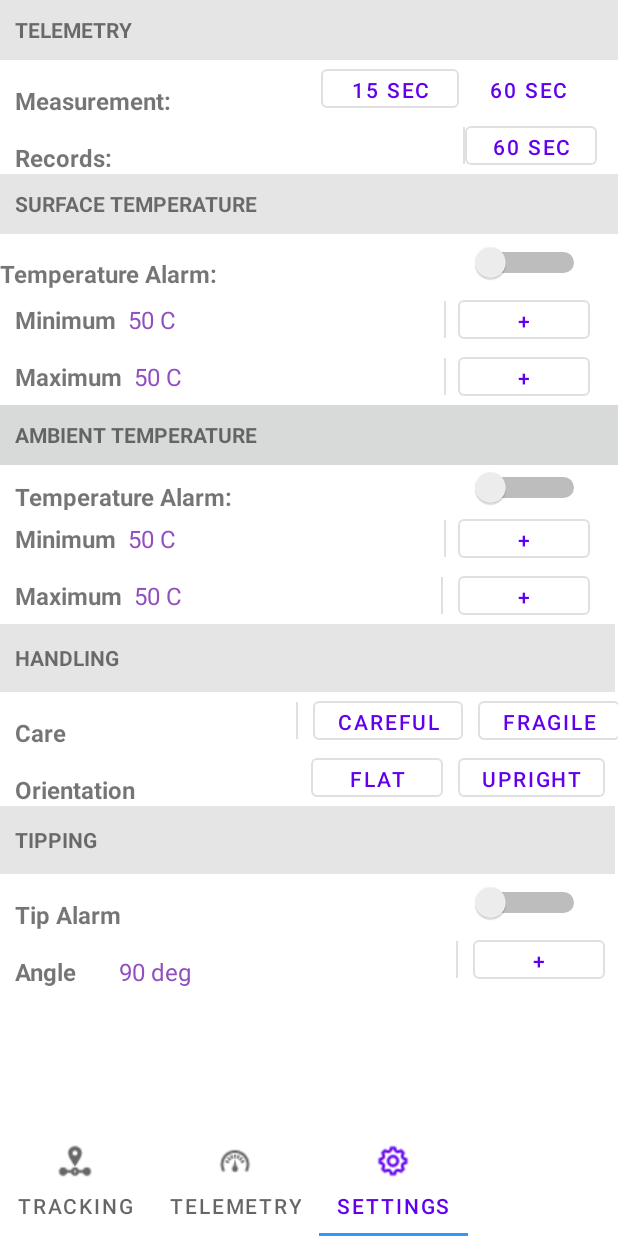
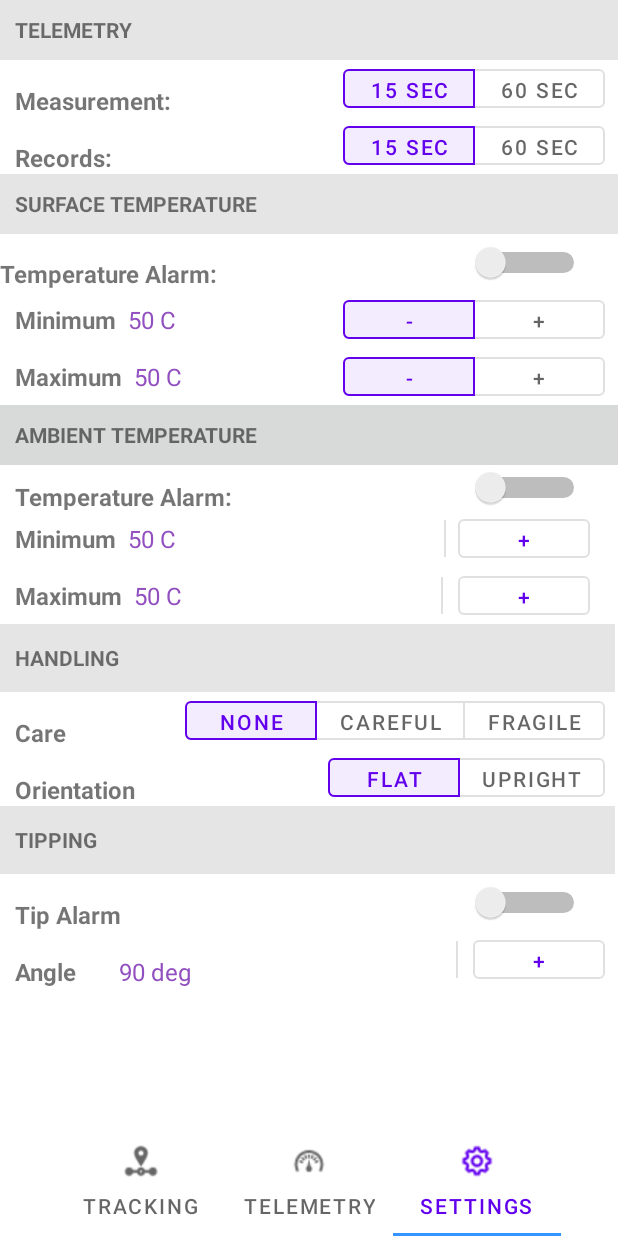
Before and after one commit to Velvetwire/stickershock-shockvx-android, an Android app: the TabbedActivity screen opened directly, with no data from a screen before it, item 3 of the bottom bar chosen, on a phone screen of 412 x 824 dp. Run offline under Robolectric (Android 15) with nearby library versions, the phone set to English and light mode, and no system bars.

Commit message:
Update Settings UI

```diff
--- a/app/src/main/AndroidManifest.xml
+++ b/app/src/main/AndroidManifest.xml
@@ -45,7 +45,6 @@
 
         <!-- Enable local bluetooth service handler BluetoothLeService. -->
         <service android:name=".bluetooth.BluetoothLeService" android:enabled="true"/>
-        <!-- Enable local datalogging Service -->
 
     </application>
 
--- a/app/src/main/java/com/ice/stickershock_shockvx/ReadStickerNfc.java
+++ b/app/src/main/java/com/ice/stickershock_shockvx/ReadStickerNfc.java
@@ -38,7 +38,7 @@ public class ReadStickerNfc extends Activity {
     protected void onCreate(Bundle savedInstanceState) {
         super.onCreate(savedInstanceState);
         setContentView(R.layout.activity_nfc);
-        Log.d("READ", "HERE");
+
         // Get NFC Adapter
         mNfcAdapter = NfcAdapter.getDefaultAdapter(this);
         mNfcMessage = (TextView) findViewById(R.id.nfc_message);
--- a/app/src/main/java/com/ice/stickershock_shockvx/TrackAssetFragment.java
+++ b/app/src/main/java/com/ice/stickershock_shockvx/TrackAssetFragment.java
@@ -7,13 +7,14 @@ import android.view.LayoutInflater;
 import android.view.View;
 import android.view.ViewGroup;
 import android.widget.Button;
+import android.widget.EditText;
 
 import androidx.annotation.Nullable;
 import androidx.fragment.app.Fragment;
 
 public class TrackAssetFragment extends Fragment {
     Button mTrackButton;
-
+    EditText mName, mLocation;
     @Override
     public void onCreate(@Nullable Bundle savedInstanceState) {
         super.onCreate(savedInstanceState);
@@ -25,7 +26,9 @@ public class TrackAssetFragment extends Fragment {
         View v = inflater.inflate(R.layout.track_asset, container, false);
         super.onCreate(savedInstanceState);
 
-        mTrackButton = (Button)v.findViewById(R.id.trackButton);
+        mTrackButton = (Button)   v.findViewById(R.id.trackButton);
+        mName        = (EditText) v.findViewById(R.id.assetName);
+        mLocation    = (EditText) v.findViewById(R.id.assetLocation);
 
         mTrackButton.setOnClickListener(
                 new View.OnClickListener() {
--- a/app/src/main/res/layout/frag_activity_main.xml
+++ b/app/src/main/res/layout/frag_activity_main.xml
@@ -14,6 +14,8 @@
         android:layout_width="match_parent"
         android:layout_height="wrap_content"
         android:layout_alignParentBottom="true"
+        android:background="#FFFFFF"
+        app:tabGravity="center"
         app:tabMode="scrollable" />
 
     <androidx.viewpager2.widget.ViewPager2
--- a/app/src/main/res/layout/settings.xml
+++ b/app/src/main/res/layout/settings.xml
@@ -50,26 +50,34 @@
               android:layout_height="0dp"
               android:layout_weight="1"
               />
-
+          <LinearLayout
+              android:layout_width="wrap_content"
+              android:layout_height="wrap_content"
+              android:orientation="horizontal"
+              android:paddingRight="10dp">
+          <com.google.android.material.button.MaterialButtonToggleGroup
+              android:id="@+id/measureGroup"
+              android:layout_width="match_parent"
+              android:layout_height="wrap_content"
+              app:checkedButton="@id/meas15button"
+              app:singleSelection="true">
               <Button
+                  style="@style/Widget.MaterialComponents.Button.OutlinedButton"
                   android:id="@+id/meas15button"
                   android:layout_width="0dp"
-            android:layout_height="match_parent"
+                  android:layout_height="wrap_content"
                   android:layout_weight="1"
-            android:layout_gravity="right"
-            style="?attr/materialButtonOutlinedStyle"
                   android:text="15 sec" />
 
               <Button
+                  style="@style/Widget.MaterialComponents.Button.OutlinedButton"
                   android:id="@+id/meas60button"
                   android:layout_width="0dp"
                   android:layout_height="wrap_content"
                   android:layout_weight="1"
-            android:layout_gravity="right"
-            android:layout_marginRight="15dp"
-            android:background="@drawable/button"
-            style="?attr/materialButtonOutlinedStyle"
                   android:text="60 sec" />
+          </com.google.android.material.button.MaterialButtonToggleGroup>
+          </LinearLayout>
 
       </LinearLayout>
     <LinearLayout
@@ -99,25 +107,30 @@
         <LinearLayout
             android:layout_width="wrap_content"
             android:layout_height="wrap_content"
-            android:orientation="horizontal">
+            android:orientation="horizontal"
+            android:paddingRight="10dp">
+            <com.google.android.material.button.MaterialButtonToggleGroup
+                android:id="@+id/toggleGroup"
+                android:layout_width="match_parent"
+                android:layout_height="wrap_content"
+                app:checkedButton="@id/rec15button"
+                app:singleSelection="true">
         <Button
+            style="@style/Widget.MaterialComponents.Button.OutlinedButton"
             android:id="@+id/rec15button"
-            android:layout_width="1dp"
-            android:layout_height="match_parent"
+            android:layout_width="0dp"
+            android:layout_height="wrap_content"
             android:layout_weight="1"
-            android:layout_gravity="right"
-            style="?attr/materialButtonOutlinedStyle"
             android:text="15 sec" />
 
                 <Button
+                    style="@style/Widget.MaterialComponents.Button.OutlinedButton"
                     android:id="@+id/rec60button"
                     android:layout_width="0dp"
                     android:layout_height="wrap_content"
                     android:layout_weight="1"
-            android:layout_gravity="right"
-            style="?attr/materialButtonOutlinedStyle"
-            android:layout_marginRight="15dp"
                     android:text="60 sec" />
+            </com.google.android.material.button.MaterialButtonToggleGroup>
         </LinearLayout>
 
     </LinearLayout>
@@ -211,23 +224,29 @@
                 android:layout_width="wrap_content"
                 android:layout_height="wrap_content"
                 android:orientation="horizontal"
-                android:paddingEnd="20dp">
+                android:paddingRight="10dp">
+                <com.google.android.material.button.MaterialButtonToggleGroup
+                    android:id="@+id/surfaceMinGroup"
+                    android:layout_width="match_parent"
+                    android:layout_height="wrap_content"
+                    app:checkedButton="@id/surfminminus"
+                    app:singleSelection="true">
                     <Button
+                        style="@style/Widget.MaterialComponents.Button.OutlinedButton"
                         android:id="@+id/surfminminus"
-                android:layout_width="1dp"
-                android:layout_height="match_parent"
+                        android:layout_width="0dp"
+                        android:layout_height="wrap_content"
                         android:layout_weight="1"
-                android:layout_marginEnd="8dp"
-                style="?attr/materialButtonOutlinedStyle"
                         android:text="-" />
 
                     <Button
+                        style="@style/Widget.MaterialComponents.Button.OutlinedButton"
                         android:id="@+id/surfminplus"
                         android:layout_width="0dp"
                         android:layout_height="wrap_content"
                         android:layout_weight="1"
-                style="?attr/materialButtonOutlinedStyle"
                         android:text="+" />
+                </com.google.android.material.button.MaterialButtonToggleGroup>
             </LinearLayout>
 
         </LinearLayout>
@@ -267,23 +286,29 @@
                 android:layout_width="wrap_content"
                 android:layout_height="wrap_content"
                 android:orientation="horizontal"
-                android:paddingEnd="20dp">
+                android:paddingRight="10dp">
+                <com.google.android.material.button.MaterialButtonToggleGroup
+                    android:id="@+id/surfaceMaxGroup"
+                    android:layout_width="match_parent"
+                    android:layout_height="wrap_content"
+                    app:checkedButton="@id/surfmaxminus"
+                    app:singleSelection="true">
                     <Button
+                        style="@style/Widget.MaterialComponents.Button.OutlinedButton"
                         android:id="@+id/surfmaxminus"
-                android:layout_width="1dp"
-                android:layout_height="match_parent"
+                        android:layout_width="0dp"
+                        android:layout_height="wrap_content"
                         android:layout_weight="1"
-                android:layout_marginEnd="8dp"
-                style="?attr/materialButtonOutlinedStyle"
                         android:text="-" />
 
                     <Button
+                        style="@style/Widget.MaterialComponents.Button.OutlinedButton"
                         android:id="@+id/surfmaxplus"
                         android:layout_width="0dp"
                         android:layout_height="wrap_content"
                         android:layout_weight="1"
-                style="?attr/materialButtonOutlinedStyle"
                         android:text="+" />
+                </com.google.android.material.button.MaterialButtonToggleGroup>
             </LinearLayout>
 
         </LinearLayout>
@@ -497,32 +522,37 @@
             <LinearLayout
                 android:layout_width="wrap_content"
                 android:layout_height="wrap_content"
-                android:orientation="horizontal">
+                android:orientation="horizontal"
+                android:paddingRight="10dp">
+                <com.google.android.material.button.MaterialButtonToggleGroup
+                    android:id="@+id/handlingGroup"
+                    android:layout_width="match_parent"
+                    android:layout_height="wrap_content"
+                    app:checkedButton="@id/noneButton"
+                    app:singleSelection="true">
                     <Button
+                        style="@style/Widget.MaterialComponents.Button.OutlinedButton"
                         android:id="@+id/noneButton"
-                android:layout_width="1dp"
-                android:layout_height="match_parent"
+                        android:layout_width="0dp"
+                        android:layout_height="wrap_content"
                         android:layout_weight="1"
-                android:layout_marginEnd="10dp"
-                style="?attr/materialButtonOutlinedStyle"
                         android:text="None" />
 
                     <Button
+                        style="@style/Widget.MaterialComponents.Button.OutlinedButton"
                         android:id="@+id/carefulButton"
                         android:layout_width="0dp"
-                android:layout_height="match_parent"
+                        android:layout_height="wrap_content"
                         android:layout_weight="1"
-                android:layout_marginEnd="10dp"
-                style="?attr/materialButtonOutlinedStyle"
                         android:text="Careful" />
-
                     <Button
+                        style="@style/Widget.MaterialComponents.Button.OutlinedButton"
                         android:id="@+id/fragileButton"
                         android:layout_width="0dp"
                         android:layout_height="wrap_content"
                         android:layout_weight="1"
-                style="?attr/materialButtonOutlinedStyle"
                         android:text="Fragile" />
+                </com.google.android.material.button.MaterialButtonToggleGroup>
             </LinearLayout>
 
         </LinearLayout>
@@ -553,24 +583,31 @@
             <LinearLayout
                 android:layout_width="wrap_content"
                 android:layout_height="wrap_content"
-                android:orientation="horizontal">
+                android:orientation="horizontal"
+                android:paddingRight="10dp">
+                <com.google.android.material.button.MaterialButtonToggleGroup
+                    android:id="@+id/orientationGroup"
+                    android:layout_width="match_parent"
+                    android:layout_height="wrap_content"
+                    app:checkedButton="@id/flatButton"
+                    app:singleSelection="true">
                     <Button
+                        style="@style/Widget.MaterialComponents.Button.OutlinedButton"
                         android:id="@+id/flatButton"
                         android:layout_width="0dp"
-                android:layout_height="match_parent"
+                        android:layout_height="wrap_content"
                         android:layout_weight="1"
-                android:layout_marginEnd="10dp"
-                style="?attr/materialButtonOutlinedStyle"
                         android:text="Flat" />
 
                     <Button
+                        style="@style/Widget.MaterialComponents.Button.OutlinedButton"
                         android:id="@+id/uprightButton"
                         android:layout_width="0dp"
                         android:layout_height="wrap_content"
                         android:layout_weight="1"
-                android:layout_marginEnd="10dp"
-                style="?attr/materialButtonOutlinedStyle"
                         android:text="Upright" />
+
+                </com.google.android.material.button.MaterialButtonToggleGroup>
             </LinearLayout>
         </LinearLayout>
     </LinearLayout>
```
Also changed, not shown: app/src/main/java/com/ice/stickershock_shockvx/MainAssetScreen.java (+19 -6 lines), app/src/main/java/com/ice/stickershock_shockvx/SettingsFragment.java (+46 -24 lines), app/src/main/java/com/ice/stickershock_shockvx/TabbedActivity.java (+20 -25 lines), app/src/main/java/com/ice/stickershock_shockvx/bluetooth/Actions.java (+33 -32 lines), app/src/main/java/com/ice/stickershock_shockvx/bluetooth/BluetoothLeService.java (+41 -28 lines). Lines whose indentation alone changed are shown as unchanged.
